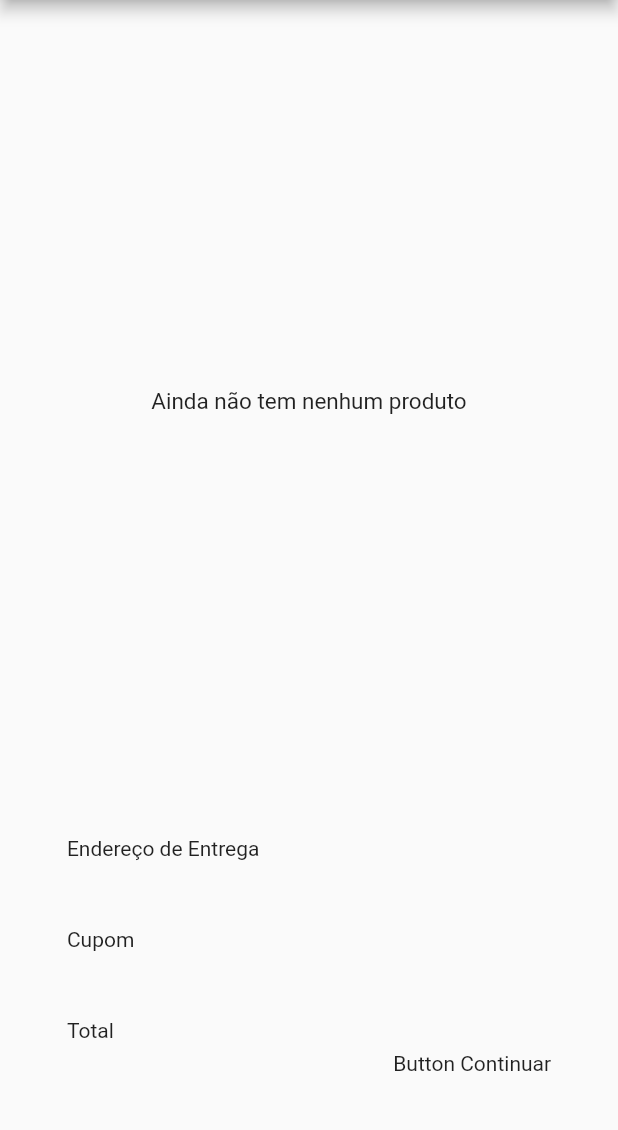
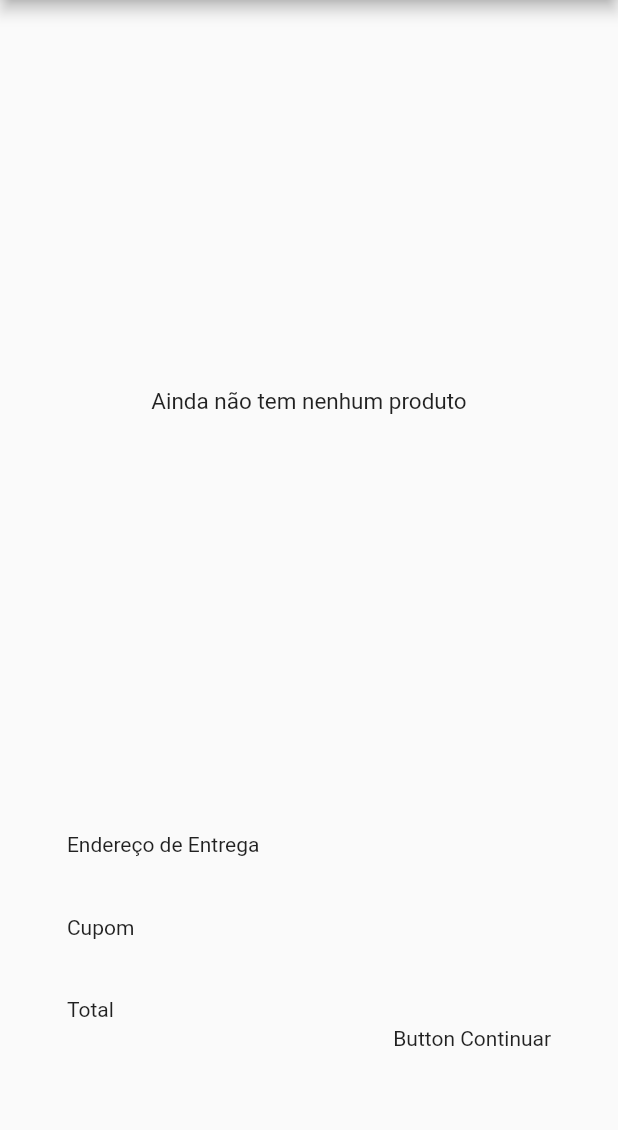
Before and after one commit to calestro/jworld_store, a Flutter app: the screen it shows after launch, after a tap on the "shopping cart" icon, on a phone screen of 412 x 824 dp, the part 84-1214 px from its top. Run offline on Flutter 3.47's test engine with Material 2 defaults, Android fonts, the phone set to English and light mode, and no system bars; our stand-ins replace badges.

Commit message:
restruturando mainPage para todas as telas

```diff
--- a/lib/activy/cart_page.dart
+++ b/lib/activy/cart_page.dart
@@ -96,7 +96,7 @@ class _CartPageState extends State<CartPage> {
           ),
 
           SizedBox(
-            height: hg * 0.22,
+            height: hg * 0.2,
             width: double.maxFinite,
             child: Row(
               mainAxisAlignment: MainAxisAlignment.spaceAround,
--- a/lib/activy/components/app_bar_search.dart
+++ b/lib/activy/components/app_bar_search.dart
@@ -20,6 +20,7 @@ class AppBarSearch extends StatelessWidget {
       height: 80,
       child: Row(
         mainAxisAlignment: MainAxisAlignment.center,
+        mainAxisSize: MainAxisSize.max,
         children: [
           Container(
             width: MediaQuery.of(context).size.width * 0.8,
--- a/lib/activy/components/category_menu.dart
+++ b/lib/activy/components/category_menu.dart
@@ -13,14 +13,15 @@ class CategoryMenu extends StatelessWidget {
   Widget build(BuildContext context) {
     double wd =MediaQuery.of(context).size.width;
     FakeBd bd = FakeBd();
-    return Container(
-      width: double.infinity,
+    return Center(
+      child: Container(
+        width: wd,
+        alignment: Alignment.center,
         height: 80,
         child: ListView.builder(
             itemCount: bd.category.length,
             scrollDirection: Axis.horizontal,
             shrinkWrap: true,
-
             itemBuilder: (context, index){
                     return Padding(
                       padding: EdgeInsets.only(
@@ -32,6 +33,8 @@ class CategoryMenu extends StatelessWidget {
                         width: 80,
                         decoration: MainAppStyle().menuCategory,
                         child: Column(
+                          mainAxisSize: MainAxisSize.max,
+                          mainAxisAlignment: MainAxisAlignment.center,
                           children: [
                             Expanded(
                               flex: 2,
@@ -52,6 +55,7 @@ class CategoryMenu extends StatelessWidget {
                   }
               )
 
+        ),
     );
 
   }
--- a/lib/activy/components/delegate_build.dart
+++ b/lib/activy/components/delegate_build.dart
@@ -2,33 +2,47 @@ import 'package:flutter/material.dart';
 
 class DelegateClass extends SliverPersistentHeaderDelegate {
 final Widget child;
+final Widget childPinned;
 bool isSize = false;
-DelegateClass({required this.child});
+DelegateClass({required this.child, required this.childPinned});
   @override
   Widget build(
       BuildContext context, double shrinkOffset, bool overlapsContent) {
       isSize = 0 == shrinkOffset ;
       if(isSize) {
-        return child;
+        return Container(
+          color: Colors.red,
+          child: Column(
+            children: [
+              childPinned,
+              Container(
+                alignment: Alignment.center,
+                color: Colors.white,
+                  child: child
+              ),
+            ],
+          ),
+        );
       }
       else{
         return Column(
+          mainAxisSize: MainAxisSize.min,
           children: [
             Container(
               height: MediaQuery.of(context).padding.top,
               color: Colors.red.shade800,
             ),
-            child,
+            childPinned,
           ],
         );
       }
   }
 
   @override
-  double get maxExtent => isSize ? 104 : 131;
+  double get maxExtent =>160;
 
   @override
-  double get minExtent => 104;
+  double get minExtent =>130;
 
   @override
   bool shouldRebuild(SliverPersistentHeaderDelegate oldDelegate) {
--- a/lib/activy/components/stream_products.dart
+++ b/lib/activy/components/stream_products.dart
@@ -13,11 +13,11 @@ class StreamProducts extends StatelessWidget {
   Widget build(BuildContext context) {
     FakeBd bd = FakeBd();
     final double wd = MediaQuery.of(context).size.width;
-    int crossXGrid = wd.toInt();
     return GridView.builder(
       itemCount: bd.products.length,
         scrollDirection: Axis.vertical,
         physics: ScrollPhysics(),
+        padding: EdgeInsets.only(top: 15),
         shrinkWrap: true,
         gridDelegate: SliverGridDelegateWithMaxCrossAxisExtent(
         maxCrossAxisExtent: 250,
@@ -29,7 +29,7 @@ class StreamProducts extends StatelessWidget {
           return GestureDetector(
             onTap: (){},
             child: Container(
-              margin: EdgeInsets.all(10),
+              margin: EdgeInsets.only(bottom: 10),
               decoration:MainAppStyle().tileProducts,
               child: Column(
                 mainAxisSize: MainAxisSize.max,
--- a/lib/activy/main_page.dart
+++ b/lib/activy/main_page.dart
@@ -19,7 +19,9 @@ class _MainPageState extends State<MainPage> {
   ScrollController scroll = ScrollController();
   @override
   Widget build(BuildContext context) {
-    return Scaffold(
+    return Stack(
+      children: [
+        Scaffold(
           body: NestedScrollView(
             floatHeaderSlivers: true,
             controller: scroll,
@@ -39,25 +41,19 @@ class _MainPageState extends State<MainPage> {
                     pinned: true,
                     floating: true,
                     delegate: DelegateClass(
-                  child: AppBarSearch(update: update),
+                      childPinned:AppBarSearch(update: update),
+                      child:CategoryMenu(),
                     )
                 ),
-            //Menu
-            SliverToBoxAdapter(
-              child: CategoryMenu(),
-            ),
+
+
+
               ];
             },
-        body: Column(
-          mainAxisSize: MainAxisSize.max,
-          children: [
-            //conteudo
-            Expanded(
-                child: StreamProducts(update:update),
+            body: StreamProducts(update:update),
+          ),
         ),
       ],
-        ),
-      ),
     );
   }
   void update(){
```
Lines whose indentation alone changed are shown as unchanged.
